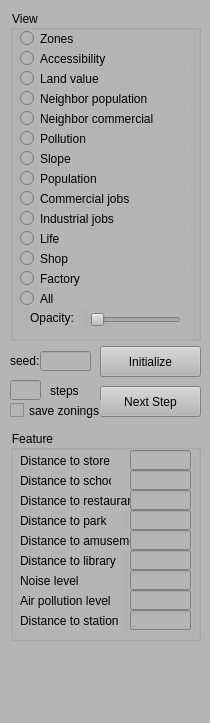
Qt form ZoningSim/ControlWidget.ui (gnishida/ZoningSim) before a commit.
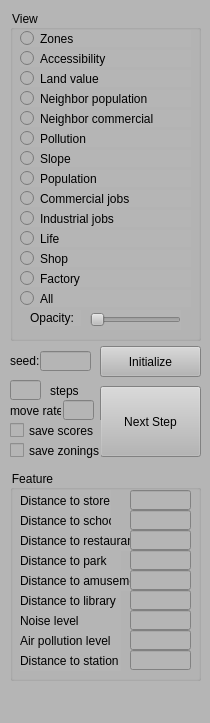
The same form after that commit.

Commit message: save scores and move rate

The edit to the form file:
```diff
--- a/ZoningSim/ControlWidget.ui
+++ b/ZoningSim/ControlWidget.ui
@@ -24,7 +24,7 @@
     <property name="geometry">
      <rect>
       <x>10</x>
-      <y>430</y>
+      <y>470</y>
       <width>191</width>
       <height>211</height>
      </rect>
@@ -536,7 +536,7 @@
       <x>100</x>
       <y>386</y>
       <width>101</width>
-      <height>31</height>
+      <height>71</height>
      </rect>
     </property>
     <property name="text">
@@ -570,7 +570,7 @@
     <property name="geometry">
      <rect>
       <x>10</x>
-      <y>400</y>
+      <y>440</y>
       <width>91</width>
       <height>21</height>
      </rect>
@@ -615,6 +615,42 @@
      <string>Initialize</string>
     </property>
    </widget>
+   <widget class="QCheckBox" name="checkBoxSaveScores">
+    <property name="geometry">
+     <rect>
+      <x>10</x>
+      <y>420</y>
+      <width>91</width>
+      <height>21</height>
+     </rect>
+    </property>
+    <property name="text">
+     <string>save scores</string>
+    </property>
+   </widget>
+   <widget class="QLabel" name="label_6">
+    <property name="geometry">
+     <rect>
+      <x>10</x>
+      <y>400</y>
+      <width>51</width>
+      <height>21</height>
+     </rect>
+    </property>
+    <property name="text">
+     <string>move rate:</string>
+    </property>
+   </widget>
+   <widget class="QLineEdit" name="lineEditMoveRate">
+    <property name="geometry">
+     <rect>
+      <x>63</x>
+      <y>400</y>
+      <width>31</width>
+      <height>20</height>
+     </rect>
+    </property>
+   </widget>
   </widget>
  </widget>
  <tabstops>
```
The commit also changes 9 other files.
